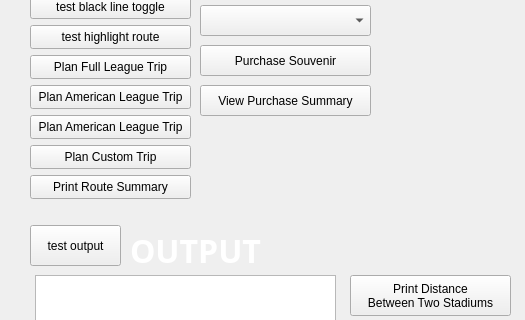
The window that mainwindow.ui (angelCisneros40/Baseball_Project) describes before a commit, drawn with Qt 5; both pictures show x 0 to 525 and y 84 to 404 of the 1367 by 769 pixel window.
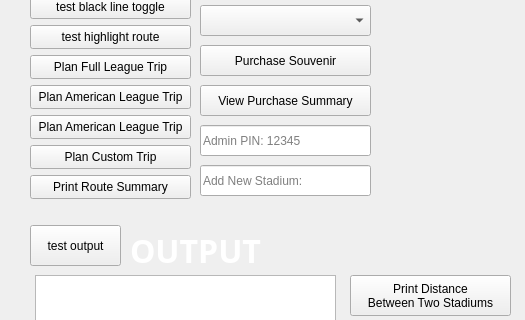
The same window after the commit. Icons and pictures are not drawn.

Diff of the .ui file:
```diff
--- a/mainwindow.ui
+++ b/mainwindow.ui
@@ -2930,6 +2930,38 @@
      <string>Purchase Souvenir</string>
     </property>
    </widget>
+   <widget class="QLineEdit" name="lineEdit">
+    <property name="geometry">
+     <rect>
+      <x>200</x>
+      <y>190</y>
+      <width>171</width>
+      <height>31</height>
+     </rect>
+    </property>
+    <property name="text">
+     <string/>
+    </property>
+    <property name="placeholderText">
+     <string>Admin PIN: 12345</string>
+    </property>
+   </widget>
+   <widget class="QLineEdit" name="lineEdit_2">
+    <property name="geometry">
+     <rect>
+      <x>200</x>
+      <y>230</y>
+      <width>171</width>
+      <height>31</height>
+     </rect>
+    </property>
+    <property name="text">
+     <string/>
+    </property>
+    <property name="placeholderText">
+     <string>Add New Stadium:</string>
+    </property>
+   </widget>
    <zorder>backgroundWidget</zorder>
    <zorder>label_map</zorder>
    <zorder>label_StutterHealthToDodger_Black</zorder>
```
Left out of the diff: 55 changed lines with no effect on the pictures.
